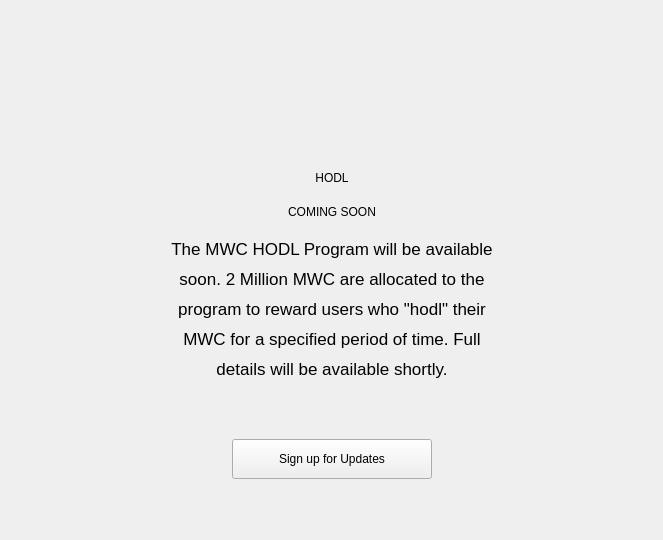
Qt form windows/hodl.ui (0xkobe/mwc-wallet) before a commit.
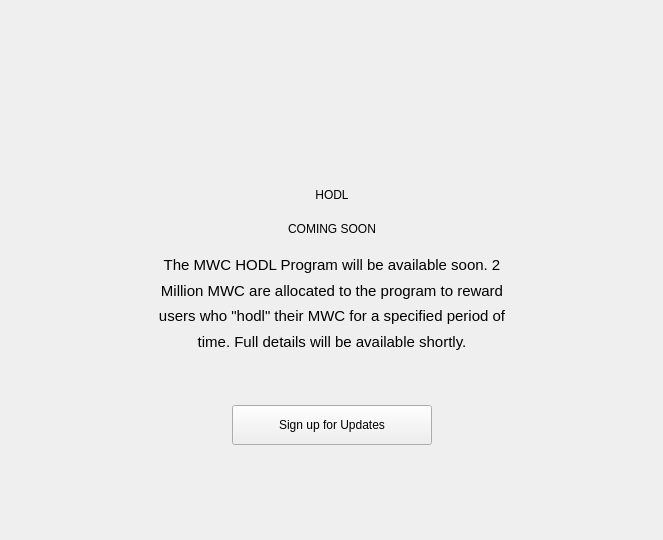
The same form after that commit. Icons and pictures are not drawn. Custom widgets are drawn as their Qt base class.

Commit message: Proof dialog

What changed in the file:
```diff
--- a/windows/hodl.ui
+++ b/windows/hodl.ui
@@ -132,7 +132,7 @@
         <string>&lt;!DOCTYPE HTML PUBLIC &quot;-//W3C//DTD HTML 4.0//EN&quot; &quot;http://www.w3.org/TR/REC-html40/strict.dtd&quot;&gt;
 &lt;html&gt;&lt;head&gt;&lt;meta name=&quot;qrichtext&quot; content=&quot;1&quot; /&gt;&lt;style type=&quot;text/css&quot;&gt;
 p, li { white-space: pre-wrap; }
-&lt;/style&gt;&lt;/head&gt;&lt;body style=&quot; font-family:'.SF NS Text'; font-size:13pt; font-weight:400; font-style:normal;&quot;&gt;
+&lt;/style&gt;&lt;/head&gt;&lt;body style=&quot; font-family:'Ubuntu'; font-size:11pt; font-weight:400; font-style:normal;&quot;&gt;
 &lt;p style=&quot; margin-top:12px; margin-bottom:12px; margin-left:0px; margin-right:0px; -qt-block-indent:0; text-indent:0px; line-height:150%;&quot;&gt;The MWC HODL Program will be available soon. 2 Million MWC are allocated to the program to reward users who &amp;quot;hodl&amp;quot; their MWC for a specified period of time. Full details will be available shortly.&lt;br /&gt;&lt;/p&gt;&lt;/body&gt;&lt;/html&gt;</string>
        </property>
        <property name="textFormat">
```
The commit also changes 4 other files.
